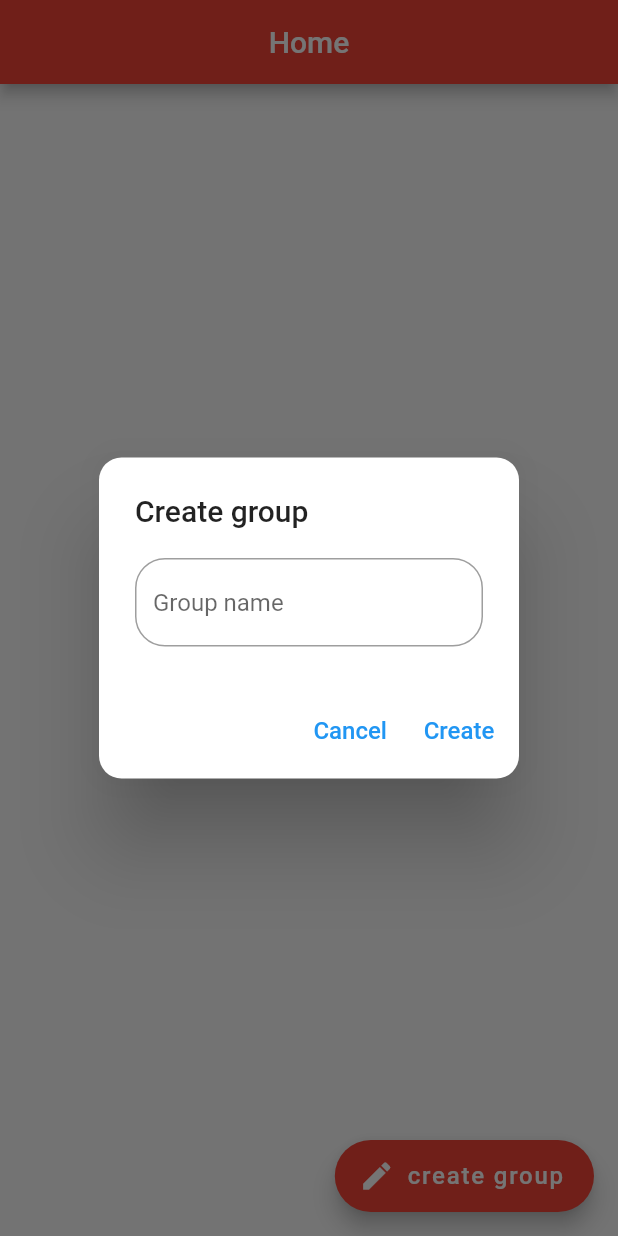
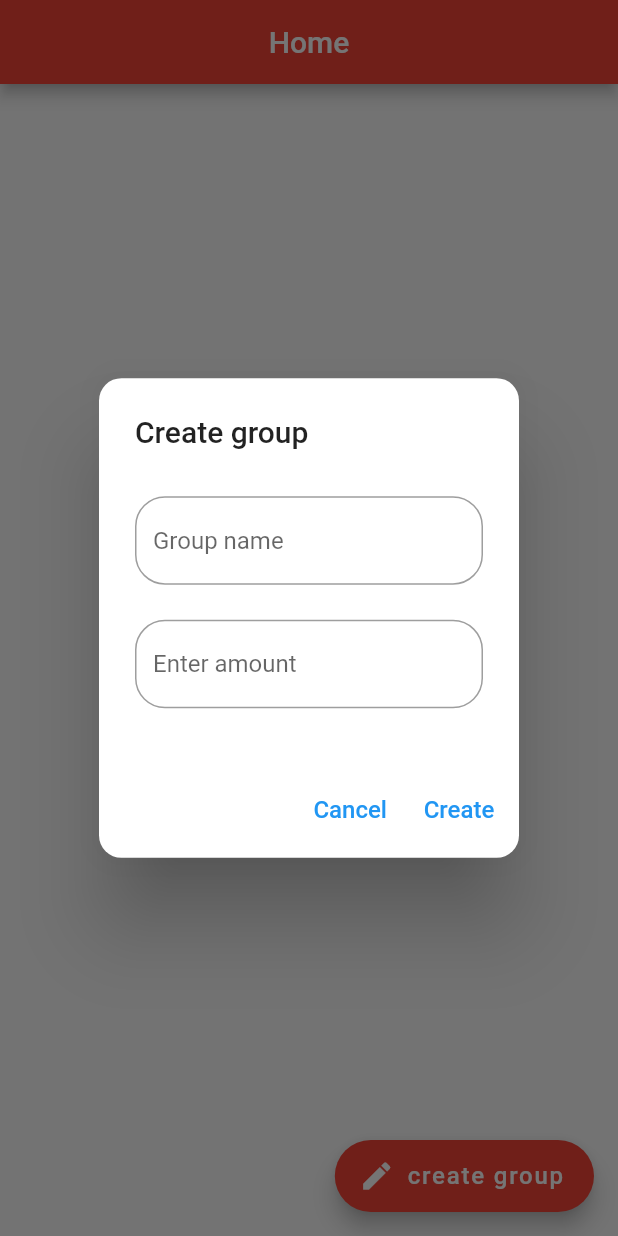
Before and after one commit to Athulprakash02/splitwise-app, a Flutter app: the screen it shows after launch, after a tap on "create group", on a phone screen of 412 x 824 dp. Run offline on Flutter 3.47's test engine with Material 2 defaults, Android fonts, the phone set to English and light mode, and no system bars; our stand-ins replace cloud_firestore, firebase_core; accounts and stored records are empty.

Commit message:
split amount equLLY

```diff
--- a/lib/functions/group_functions.dart
+++ b/lib/functions/group_functions.dart
@@ -45,7 +45,7 @@ Future<void> createGroup(Group groupname) async {
     (QuerySnapshot snapshot) {
       List<Group> groups = [];
       for (var groupDoc in snapshot.docs) {
-        Group group = Group(id: groupDoc.id, groupName: groupDoc["group name"]);
+        Group group = Group(id: groupDoc.id, groupName: groupDoc["group name"],amount: groupDoc["amount"]);
         groups.add(group);
         print(group);
       }
--- a/lib/model/group model/group_model.dart
+++ b/lib/model/group model/group_model.dart
@@ -2,8 +2,10 @@
 class Group {
   final String? id;
   final String groupName;
+  final double amount;
 
-  Group({
+  Group( {
+    required this.amount,
     required this.id,
     required this.groupName,
   });
@@ -11,6 +13,7 @@ class Group {
   toJson() {
     return {
       // "id": id,
-      "group name": groupName};
+      "group name": groupName,
+      "amount": amount,};
   }
 }
--- a/lib/screens/widgets/homescreen/home_screen.dart
+++ b/lib/screens/widgets/homescreen/home_screen.dart
@@ -10,6 +10,7 @@ class HomeScreen extends StatelessWidget {
   HomeScreen({super.key});
 
   final TextEditingController _groupNameController = TextEditingController();
+  final TextEditingController _amountController = TextEditingController();
 
   @override
   Widget build(BuildContext context) {
@@ -95,12 +96,29 @@ class HomeScreen extends StatelessWidget {
                 shape: RoundedRectangleBorder(
                     borderRadius: BorderRadius.circular(15)),
                 title: const Text('Create group'),
-                content: TextField(
-                  controller: _groupNameController,
-                  decoration: InputDecoration(
-                      hintText: 'Group name',
-                      border: OutlineInputBorder(
-                          borderRadius: BorderRadius.circular(20))),
+                content:SizedBox(
+                  height: size.width*.4,
+                  child: Column(
+                    mainAxisAlignment: MainAxisAlignment.spaceAround,
+                    children: [
+                       TextField(
+                    controller: _groupNameController,
+                    decoration: InputDecoration(
+                        hintText: 'Group name',
+                        border: OutlineInputBorder(
+                            borderRadius: BorderRadius.circular(20))),
+                  ),
+                   TextField(
+                    controller: _amountController,
+                    keyboardType: TextInputType.number,
+                    decoration: InputDecoration(
+                        hintText: 'Enter amount',
+
+                        border: OutlineInputBorder(
+                            borderRadius: BorderRadius.circular(20))),
+                  ),
+                    ],
+                  ),
                 ),
                 actions: [
                   TextButton(
@@ -118,7 +136,7 @@ class HomeScreen extends StatelessWidget {
                               context, Colors.red, "Group name can't be empty");
                         } else {
                           final _group =
-                              Group(id:'',groupName:  _groupNameController.text.trim());
+                              Group(id:'',groupName:  _groupNameController.text.trim(),amount: double.parse(_amountController.text));
                           await createGroup(_group);
                           //  await groupProvider.createGroup(_group);
                           // onCreateGroupClicked(
```
Also changed, not shown: lib/functions/participants_function.dart (+69 -15 lines), lib/screens/expense_screen.dart (+89 -83 lines).
